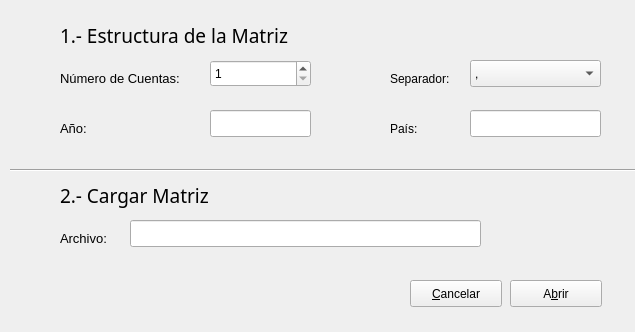
rudmanmrrod/mmcs, file formLoadMatrix.ui: the form before one commit.
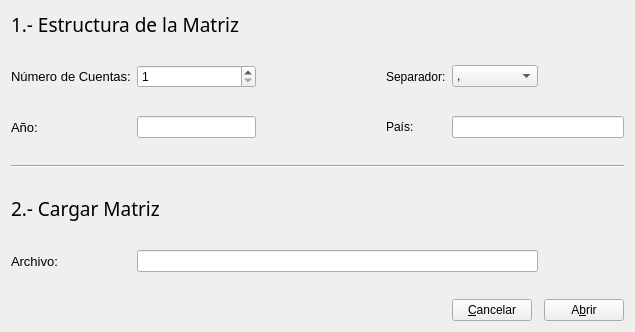
The form after the commit. Icons and pictures are not drawn.

Commit message: Traducción de los botones de diálogo, primer prototipo de matriz La

```diff
--- a/formLoadMatrix.ui
+++ b/formLoadMatrix.ui
@@ -16,36 +16,41 @@
   <property name="windowTitle">
    <string>Cargar Matriz</string>
   </property>
-  <widget class="QLabel" name="label">
-   <property name="geometry">
-    <rect>
-     <x>60</x>
-     <y>20</y>
-     <width>251</width>
-     <height>31</height>
-    </rect>
-   </property>
-   <property name="font">
-    <font>
-     <family>Aero Matics</family>
-     <pointsize>14</pointsize>
-     <weight>50</weight>
-     <bold>false</bold>
-    </font>
-   </property>
+  <layout class="QVBoxLayout" name="verticalLayout">
+   <item>
+    <layout class="QGridLayout" name="gridLayout">
+     <item row="13" column="6">
+      <widget class="QPushButton" name="buttonOpen">
    <property name="text">
-    <string>1.- Estructura de la Matriz</string>
-   </property>
-  </widget>
+        <string>A&amp;brir</string>
+       </property>
+      </widget>
+     </item>
+     <item row="4" column="1">
+      <widget class="QLineEdit" name="editYear"/>
+     </item>
+     <item row="11" column="1">
+      <spacer name="verticalSpacer">
+       <property name="orientation">
+        <enum>Qt::Vertical</enum>
+       </property>
+       <property name="sizeHint" stdset="0">
+        <size>
+         <width>20</width>
+         <height>40</height>
+        </size>
+       </property>
+      </spacer>
+     </item>
+     <item row="6" column="0" colspan="7">
+      <widget class="Line" name="line">
+       <property name="orientation">
+        <enum>Qt::Horizontal</enum>
+       </property>
+      </widget>
+     </item>
+     <item row="8" column="0" colspan="2">
   <widget class="QLabel" name="label_2">
-   <property name="geometry">
-    <rect>
-     <x>60</x>
-     <y>180</y>
-     <width>171</width>
-     <height>31</height>
-    </rect>
-   </property>
    <property name="font">
     <font>
      <family>Aero Matics</family>
@@ -58,15 +63,28 @@
     <string>2.- Cargar Matriz</string>
    </property>
   </widget>
+     </item>
+     <item row="4" column="3">
+      <widget class="QLabel" name="label_6">
+       <property name="text">
+        <string>País:</string>
+       </property>
+      </widget>
+     </item>
+     <item row="4" column="0">
+      <widget class="QLabel" name="label_5">
+       <property name="font">
+        <font>
+         <pointsize>10</pointsize>
+        </font>
+       </property>
+       <property name="text">
+        <string>Año:</string>
+       </property>
+      </widget>
+     </item>
+     <item row="2" column="0">
   <widget class="QLabel" name="label_3">
-   <property name="geometry">
-    <rect>
-     <x>60</x>
-     <y>70</y>
-     <width>141</width>
-     <height>17</height>
-    </rect>
-   </property>
    <property name="font">
     <font>
      <pointsize>10</pointsize>
@@ -76,164 +94,16 @@
     <string>Número de Cuentas:</string>
    </property>
   </widget>
+     </item>
+     <item row="2" column="1">
   <widget class="QSpinBox" name="spinNumber">
-   <property name="geometry">
-    <rect>
-     <x>210</x>
-     <y>60</y>
-     <width>101</width>
-     <height>27</height>
-    </rect>
-   </property>
    <property name="minimum">
     <number>1</number>
    </property>
   </widget>
-  <widget class="QLabel" name="label_4">
-   <property name="geometry">
-    <rect>
-     <x>390</x>
-     <y>70</y>
-     <width>81</width>
-     <height>17</height>
-    </rect>
-   </property>
-   <property name="text">
-    <string>Separador:</string>
-   </property>
-  </widget>
-  <widget class="QComboBox" name="comboSeparator">
-   <property name="geometry">
-    <rect>
-     <x>470</x>
-     <y>60</y>
-     <width>131</width>
-     <height>27</height>
-    </rect>
-   </property>
-   <property name="editable">
-    <bool>false</bool>
-   </property>
-   <item>
-    <property name="text">
-     <string>,</string>
-    </property>
-   </item>
-   <item>
-    <property name="text">
-     <string>;</string>
-    </property>
-   </item>
-   <item>
-    <property name="text">
-     <string>|</string>
-    </property>
-   </item>
-  </widget>
-  <widget class="QLabel" name="label_5">
-   <property name="geometry">
-    <rect>
-     <x>60</x>
-     <y>120</y>
-     <width>131</width>
-     <height>17</height>
-    </rect>
-   </property>
-   <property name="font">
-    <font>
-     <pointsize>10</pointsize>
-    </font>
-   </property>
-   <property name="text">
-    <string>Año:</string>
-   </property>
-  </widget>
-  <widget class="QLineEdit" name="editYear">
-   <property name="geometry">
-    <rect>
-     <x>210</x>
-     <y>110</y>
-     <width>101</width>
-     <height>27</height>
-    </rect>
-   </property>
-  </widget>
-  <widget class="QLabel" name="label_6">
-   <property name="geometry">
-    <rect>
-     <x>390</x>
-     <y>120</y>
-     <width>71</width>
-     <height>17</height>
-    </rect>
-   </property>
-   <property name="text">
-    <string>País:</string>
-   </property>
-  </widget>
-  <widget class="QLineEdit" name="editCountry">
-   <property name="geometry">
-    <rect>
-     <x>470</x>
-     <y>110</y>
-     <width>131</width>
-     <height>27</height>
-    </rect>
-   </property>
-  </widget>
-  <widget class="Line" name="line">
-   <property name="geometry">
-    <rect>
-     <x>10</x>
-     <y>160</y>
-     <width>631</width>
-     <height>20</height>
-    </rect>
-   </property>
-   <property name="orientation">
-    <enum>Qt::Horizontal</enum>
-   </property>
-  </widget>
-  <widget class="QLabel" name="label_7">
-   <property name="geometry">
-    <rect>
-     <x>60</x>
-     <y>230</y>
-     <width>91</width>
-     <height>17</height>
-    </rect>
-   </property>
-   <property name="font">
-    <font>
-     <pointsize>10</pointsize>
-    </font>
-   </property>
-   <property name="text">
-    <string>Archivo:</string>
-   </property>
-  </widget>
-  <widget class="QLineEdit" name="editFilePath">
-   <property name="geometry">
-    <rect>
-     <x>130</x>
-     <y>220</y>
-     <width>351</width>
-     <height>27</height>
-    </rect>
-   </property>
-   <property name="readOnly">
-    <bool>true</bool>
-   </property>
-  </widget>
+     </item>
+     <item row="10" column="6">
   <widget class="QPushButton" name="buttonSearch">
-   <property name="geometry">
-    <rect>
-     <x>480</x>
-     <y>220</y>
-     <width>41</width>
-     <height>27</height>
-    </rect>
-   </property>
    <property name="toolTip">
     <string>Examinar</string>
    </property>
@@ -248,32 +118,161 @@
     <bool>true</bool>
    </property>
   </widget>
+     </item>
+     <item row="13" column="4">
   <widget class="QPushButton" name="buttonCancel">
-   <property name="geometry">
-    <rect>
-     <x>410</x>
-     <y>280</y>
-     <width>92</width>
-     <height>27</height>
-    </rect>
-   </property>
    <property name="text">
     <string>&amp;Cancelar</string>
    </property>
   </widget>
-  <widget class="QPushButton" name="buttonOpen">
-   <property name="geometry">
-    <rect>
-     <x>510</x>
-     <y>280</y>
-     <width>92</width>
-     <height>27</height>
-    </rect>
-   </property>
+     </item>
+     <item row="10" column="1" colspan="5">
+      <widget class="QLineEdit" name="editFilePath">
+       <property name="readOnly">
+        <bool>true</bool>
+       </property>
+      </widget>
+     </item>
+     <item row="0" column="0" colspan="2">
+      <widget class="QLabel" name="label">
+       <property name="font">
+        <font>
+         <family>Aero Matics</family>
+         <pointsize>14</pointsize>
+         <weight>50</weight>
+         <bold>false</bold>
+        </font>
+       </property>
    <property name="text">
-    <string>A&amp;brir</string>
-   </property>
-  </widget>
+        <string>1.- Estructura de la Matriz</string>
+       </property>
+      </widget>
+     </item>
+     <item row="10" column="0">
+      <widget class="QLabel" name="label_7">
+       <property name="font">
+        <font>
+         <pointsize>10</pointsize>
+        </font>
+       </property>
+       <property name="text">
+        <string>Archivo:</string>
+       </property>
+      </widget>
+     </item>
+     <item row="3" column="1">
+      <spacer name="verticalSpacer_2">
+       <property name="orientation">
+        <enum>Qt::Vertical</enum>
+       </property>
+       <property name="sizeHint" stdset="0">
+        <size>
+         <width>20</width>
+         <height>40</height>
+        </size>
+       </property>
+      </spacer>
+     </item>
+     <item row="7" column="0">
+      <spacer name="verticalSpacer_3">
+       <property name="orientation">
+        <enum>Qt::Vertical</enum>
+       </property>
+       <property name="sizeHint" stdset="0">
+        <size>
+         <width>20</width>
+         <height>40</height>
+        </size>
+       </property>
+      </spacer>
+     </item>
+     <item row="5" column="0">
+      <spacer name="verticalSpacer_4">
+       <property name="orientation">
+        <enum>Qt::Vertical</enum>
+       </property>
+       <property name="sizeHint" stdset="0">
+        <size>
+         <width>20</width>
+         <height>40</height>
+        </size>
+       </property>
+      </spacer>
+     </item>
+     <item row="9" column="0">
+      <spacer name="verticalSpacer_5">
+       <property name="orientation">
+        <enum>Qt::Vertical</enum>
+       </property>
+       <property name="sizeHint" stdset="0">
+        <size>
+         <width>20</width>
+         <height>40</height>
+        </size>
+       </property>
+      </spacer>
+     </item>
+     <item row="1" column="1">
+      <spacer name="verticalSpacer_6">
+       <property name="orientation">
+        <enum>Qt::Vertical</enum>
+       </property>
+       <property name="sizeHint" stdset="0">
+        <size>
+         <width>20</width>
+         <height>40</height>
+        </size>
+       </property>
+      </spacer>
+     </item>
+     <item row="2" column="2">
+      <spacer name="horizontalSpacer">
+       <property name="orientation">
+        <enum>Qt::Horizontal</enum>
+       </property>
+       <property name="sizeHint" stdset="0">
+        <size>
+         <width>40</width>
+         <height>20</height>
+        </size>
+       </property>
+      </spacer>
+     </item>
+     <item row="2" column="3">
+      <widget class="QLabel" name="label_4">
+       <property name="text">
+        <string>Separador:</string>
+       </property>
+      </widget>
+     </item>
+     <item row="2" column="4" colspan="2">
+      <widget class="QComboBox" name="comboSeparator">
+       <property name="editable">
+        <bool>false</bool>
+       </property>
+       <item>
+        <property name="text">
+         <string>,</string>
+        </property>
+       </item>
+       <item>
+        <property name="text">
+         <string>;</string>
+        </property>
+       </item>
+       <item>
+        <property name="text">
+         <string>|</string>
+        </property>
+       </item>
+      </widget>
+     </item>
+     <item row="4" column="4" colspan="3">
+      <widget class="QLineEdit" name="editCountry"/>
+     </item>
+    </layout>
+   </item>
+  </layout>
  </widget>
  <resources/>
  <connections/>
```
Lines whose indentation alone changed are shown as unchanged. The commit also changes 38 other files.
